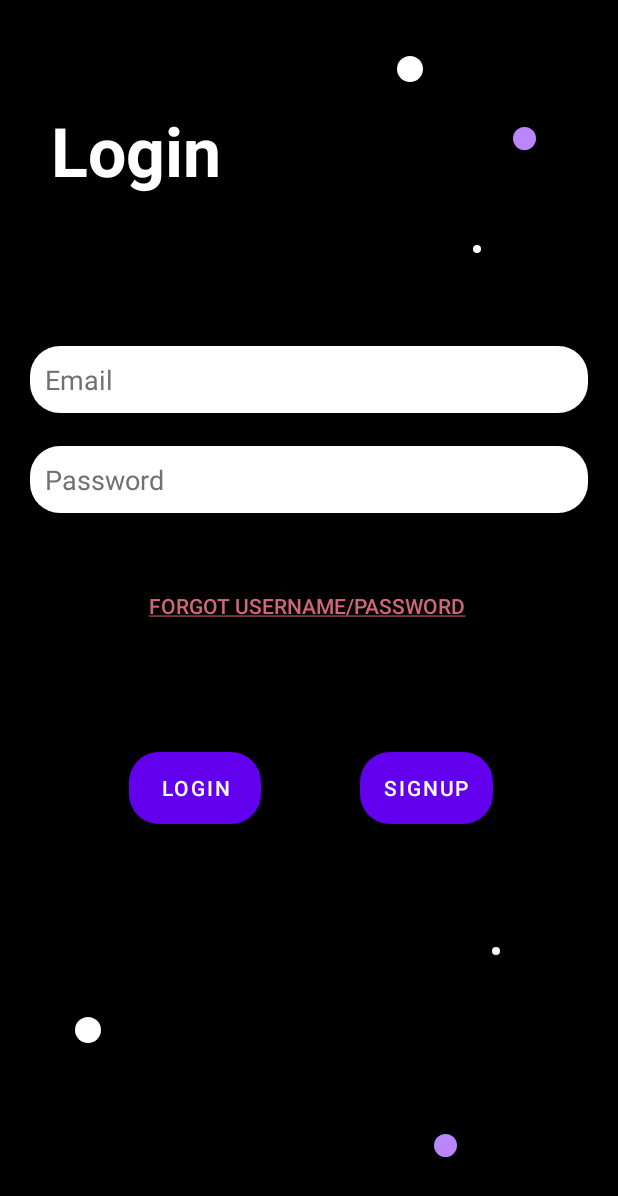
After one commit to Hardik051099/WIPS, an Android app: the Login screen opened directly, with no data from a screen before it, on a phone screen of 412 x 824 dp. The commit adds this screen. Shown: the top 1196 px of the screen. Run offline under Robolectric (Android 15) with nearby library versions, the phone set to English and light mode, and no system bars.

Commit message:
Login and splash screen added

```diff
--- a/app/src/main/AndroidManifest.xml
+++ b/app/src/main/AndroidManifest.xml
@@ -9,6 +9,7 @@
         android:roundIcon="@mipmap/ic_launcher_round"
         android:supportsRtl="true"
         android:theme="@style/Theme.WIPS">
+        <activity android:name=".Login"></activity>
         <activity android:name=".MainActivity">
             <intent-filter>
                 <action android:name="android.intent.action.MAIN" />
--- /dev/null
+++ b/app/src/main/java/com/example/wips/Login.kt
@@ -0,0 +1,11 @@
+package com.example.wips
+
+import androidx.appcompat.app.AppCompatActivity
+import android.os.Bundle
+
+class Login : AppCompatActivity() {
+    override fun onCreate(savedInstanceState: Bundle?) {
+        super.onCreate(savedInstanceState)
+        setContentView(R.layout.activity_login)
+    }
+}
--- /dev/null
+++ b/app/src/main/res/drawable/button.xml
@@ -0,0 +1,9 @@
+<?xml version="1.0" encoding="utf-8"?>
+<shape xmlns:android="http://schemas.android.com/apk/res/android" android:id="@+id/listview_background_shape">
+    <padding android:left="2dp"
+        android:top="2dp"
+        android:right="2dp"
+        android:bottom="2dp" />
+    <corners android:radius="20dp" />
+    <solid android:color="#BB86FC" />
+</shape>
--- /dev/null
+++ b/app/src/main/res/drawable/edit_text.xml
@@ -0,0 +1,9 @@
+<?xml version="1.0" encoding="utf-8"?>
+<shape xmlns:android="http://schemas.android.com/apk/res/android" android:id="@+id/listview_background_shape">
+    <padding android:left="2dp"
+        android:top="2dp"
+        android:right="2dp"
+        android:bottom="2dp" />
+    <corners android:radius="20dp" />
+    <solid android:color="#ffffff" />
+</shape>
--- /dev/null
+++ b/app/src/main/res/drawable/ltpurp_circle.xml
@@ -0,0 +1,11 @@
+<?xml version="1.0" encoding="utf-8"?>
+<shape
+    xmlns:android="http://schemas.android.com/apk/res/android"
+    android:shape="oval">
+    <solid
+        android:color="#BB86FC"/>
+
+    <size
+        android:width="120dp"
+        android:height="120dp"/>
+</shape>
--- /dev/null
+++ b/app/src/main/res/drawable/white_circle.xml
@@ -0,0 +1,11 @@
+<?xml version="1.0" encoding="utf-8"?>
+<shape
+    xmlns:android="http://schemas.android.com/apk/res/android"
+    android:shape="oval">
+    <solid
+        android:color="#FFFFFF"/>
+
+    <size
+        android:width="120dp"
+        android:height="120dp"/>
+</shape>
--- /dev/null
+++ b/app/src/main/res/layout/activity_login.xml
@@ -0,0 +1,179 @@
+<?xml version="1.0" encoding="utf-8"?>
+<androidx.constraintlayout.widget.ConstraintLayout xmlns:android="http://schemas.android.com/apk/res/android"
+    xmlns:app="http://schemas.android.com/apk/res-auto"
+    xmlns:tools="http://schemas.android.com/tools"
+    android:layout_width="match_parent"
+    android:layout_height="match_parent"
+    android:background="#000000"
+    tools:context=".Login">
+
+    <TextView
+        android:id="@+id/textView2"
+        android:layout_width="wrap_content"
+        android:layout_height="wrap_content"
+        android:text="Login"
+        android:textAppearance="@style/TextAppearance.AppCompat.Display2"
+        android:textColor="#FFFFFF"
+        android:textStyle="bold"
+        app:layout_constraintBottom_toBottomOf="parent"
+        app:layout_constraintEnd_toEndOf="parent"
+        app:layout_constraintHorizontal_bias="0.113"
+        app:layout_constraintStart_toStartOf="parent"
+        app:layout_constraintTop_toTopOf="parent"
+        app:layout_constraintVertical_bias="0.092" />
+
+    <EditText
+        android:id="@+id/email_edittext"
+        android:layout_width="0dp"
+        android:layout_height="wrap_content"
+        android:layout_marginStart="20dp"
+        android:layout_marginEnd="20dp"
+        android:background="@drawable/edit_text"
+        android:ems="10"
+        android:hint="Email"
+        android:inputType="textEmailAddress"
+        android:padding="10dp"
+        android:textColor="#4f3b78"
+        android:textColorHint="#717171"
+        app:layout_constraintBottom_toBottomOf="parent"
+        app:layout_constraintEnd_toEndOf="parent"
+        app:layout_constraintHorizontal_bias="0.0"
+        app:layout_constraintStart_toStartOf="parent"
+        app:layout_constraintTop_toBottomOf="@+id/textView2"
+        app:layout_constraintVertical_bias="0.154" />
+
+    <EditText
+        android:id="@+id/pwd_edittext"
+        android:layout_width="0dp"
+        android:layout_height="wrap_content"
+        android:layout_marginStart="20dp"
+        android:layout_marginEnd="20dp"
+        android:background="@drawable/edit_text"
+        android:ems="10"
+        android:hint="Password"
+        android:inputType="textPassword"
+        android:padding="10dp"
+        android:textColor="#4f3b78"
+        android:textColorHint="#717171"
+        app:layout_constraintBottom_toBottomOf="parent"
+        app:layout_constraintEnd_toEndOf="parent"
+        app:layout_constraintHorizontal_bias="0.0"
+        app:layout_constraintStart_toStartOf="parent"
+        app:layout_constraintTop_toBottomOf="@+id/email_edittext"
+        app:layout_constraintVertical_bias="0.043" />
+
+    <Button
+        android:id="@+id/Forgot_pwd"
+        style="@style/Widget.AppCompat.Button"
+        android:layout_width="wrap_content"
+        android:layout_height="wrap_content"
+        android:background="#00000000"
+        android:text="@string/Forgot_pwd"
+        android:textColor="#CF6679"
+        app:layout_constraintBottom_toBottomOf="parent"
+        app:layout_constraintEnd_toEndOf="parent"
+        app:layout_constraintHorizontal_bias="0.496"
+        app:layout_constraintStart_toStartOf="parent"
+        app:layout_constraintTop_toBottomOf="@+id/pwd_edittext"
+        app:layout_constraintVertical_bias="0.088" />
+
+    <Button
+        android:id="@+id/Login"
+        android:layout_width="wrap_content"
+        android:layout_height="wrap_content"
+        android:background="@drawable/button"
+        android:text="Login"
+        android:textColor="#FFFFFF"
+        app:layout_constraintBottom_toBottomOf="parent"
+        app:layout_constraintEnd_toStartOf="@+id/Signup"
+        app:layout_constraintHorizontal_bias="0.567"
+        app:layout_constraintStart_toStartOf="parent"
+        app:layout_constraintTop_toBottomOf="@+id/Forgot_pwd"
+        app:layout_constraintVertical_bias="0.21" />
+
+    <Button
+        android:id="@+id/Signup"
+        android:layout_width="wrap_content"
+        android:layout_height="wrap_content"
+        android:background="@drawable/button"
+        android:text="Signup"
+        android:textColor="#FFFFFF"
+        app:layout_constraintBottom_toBottomOf="parent"
+        app:layout_constraintEnd_toEndOf="parent"
+        app:layout_constraintHorizontal_bias="0.743"
+        app:layout_constraintStart_toStartOf="parent"
+        app:layout_constraintTop_toBottomOf="@+id/Forgot_pwd"
+        app:layout_constraintVertical_bias="0.21" />
+
+    <ImageView
+        android:id="@+id/imageView"
+        android:layout_width="15dp"
+        android:layout_height="15dp"
+        app:layout_constraintBottom_toTopOf="@+id/email_edittext"
+        app:layout_constraintEnd_toEndOf="parent"
+        app:layout_constraintHorizontal_bias="0.78"
+        app:layout_constraintStart_toEndOf="@+id/textView2"
+        app:layout_constraintTop_toTopOf="parent"
+        app:layout_constraintVertical_bias="0.394"
+        app:srcCompat="@drawable/ltpurp_circle" />
+
+    <ImageView
+        android:id="@+id/imageView9"
+        android:layout_width="15dp"
+        android:layout_height="15dp"
+        app:layout_constraintBottom_toBottomOf="parent"
+        app:layout_constraintEnd_toEndOf="parent"
+        app:layout_constraintHorizontal_bias="0.729"
+        app:layout_constraintStart_toStartOf="parent"
+        app:layout_constraintTop_toBottomOf="@+id/Signup"
+        app:layout_constraintVertical_bias="0.797"
+        app:srcCompat="@drawable/ltpurp_circle" />
+
+    <ImageView
+        android:id="@+id/imageView3"
+        android:layout_width="17dp"
+        android:layout_height="17dp"
+        app:layout_constraintBottom_toTopOf="@+id/email_edittext"
+        app:layout_constraintEnd_toEndOf="parent"
+        app:layout_constraintHorizontal_bias="0.67"
+        app:layout_constraintStart_toStartOf="parent"
+        app:layout_constraintTop_toTopOf="parent"
+        app:layout_constraintVertical_bias="0.176"
+        app:srcCompat="@drawable/white_circle" />
+
+    <ImageView
+        android:id="@+id/imageView8"
+        android:layout_width="17dp"
+        android:layout_height="17dp"
+        app:layout_constraintBottom_toBottomOf="parent"
+        app:layout_constraintEnd_toEndOf="parent"
+        app:layout_constraintHorizontal_bias="0.126"
+        app:layout_constraintStart_toStartOf="parent"
+        app:layout_constraintTop_toBottomOf="@+id/Login"
+        app:srcCompat="@drawable/white_circle" />
+
+    <ImageView
+        android:id="@+id/imageView4"
+        android:layout_width="5dp"
+        android:layout_height="5dp"
+        app:layout_constraintBottom_toTopOf="@+id/email_edittext"
+        app:layout_constraintEnd_toEndOf="parent"
+        app:layout_constraintHorizontal_bias="0.775"
+        app:layout_constraintStart_toStartOf="parent"
+        app:layout_constraintTop_toTopOf="parent"
+        app:layout_constraintVertical_bias="0.726"
+        app:srcCompat="@drawable/white_circle" />
+
+    <ImageView
+        android:id="@+id/imageView10"
+        android:layout_width="5dp"
+        android:layout_height="5dp"
+        app:layout_constraintBottom_toTopOf="@+id/imageView9"
+        app:layout_constraintEnd_toEndOf="parent"
+        app:layout_constraintHorizontal_bias="0.807"
+        app:layout_constraintStart_toStartOf="parent"
+        app:layout_constraintTop_toBottomOf="@+id/Signup"
+        app:layout_constraintVertical_bias="0.408"
+        app:srcCompat="@drawable/white_circle" />
+
+</androidx.constraintlayout.widget.ConstraintLayout>
--- a/app/src/main/res/values-night/themes.xml
+++ b/app/src/main/res/values-night/themes.xml
@@ -1,6 +1,6 @@
 <resources xmlns:tools="http://schemas.android.com/tools">
     <!-- Base application theme. -->
-    <style name="Theme.WIPS" parent="Theme.MaterialComponents.DayNight.DarkActionBar">
+    <style name="Theme.WIPS" parent="Theme.MaterialComponents.DayNight.NoActionBar">
         <!-- Primary brand color. -->
         <item name="colorPrimary">@color/purple_200</item>
         <item name="colorPrimaryVariant">@color/purple_700</item>
--- a/app/src/main/res/values/strings.xml
+++ b/app/src/main/res/values/strings.xml
@@ -1,3 +1,4 @@
 <resources>
     <string name="app_name">WIPS</string>
+    <string name="Forgot_pwd"><u>Forgot Username/Password</u></string>
 </resources>
--- a/app/src/main/res/values/themes.xml
+++ b/app/src/main/res/values/themes.xml
@@ -1,6 +1,6 @@
 <resources xmlns:tools="http://schemas.android.com/tools">
     <!-- Base application theme. -->
-    <style name="Theme.WIPS" parent="Theme.MaterialComponents.DayNight.DarkActionBar">
+    <style name="Theme.WIPS" parent="Theme.MaterialComponents.DayNight.NoActionBar">
         <!-- Primary brand color. -->
         <item name="colorPrimary">@color/purple_500</item>
         <item name="colorPrimaryVariant">@color/purple_700</item>
```
Also changed, not shown: app/src/main/java/com/example/wips/MainActivity.kt (+27 -0 lines), app/src/main/res/anim/fade_in.xml (added, +8 -0 lines), app/src/main/res/drawable/purple_circle.xml (added, +11 -0 lines), app/src/main/res/layout/activity_main.xml (+92 -5 lines), app/src/main/res/drawable/location.png (added), app/src/main/res/drawable/nav.png (added), app/src/main/res/drawable/wifiicon.png (added).
